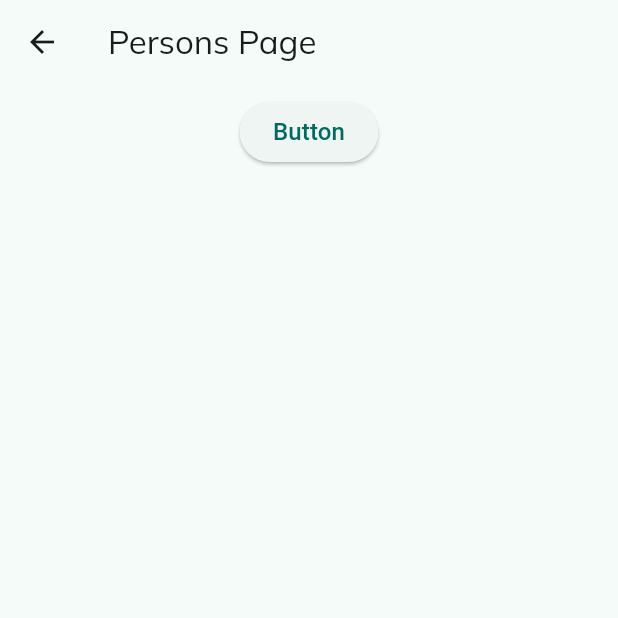
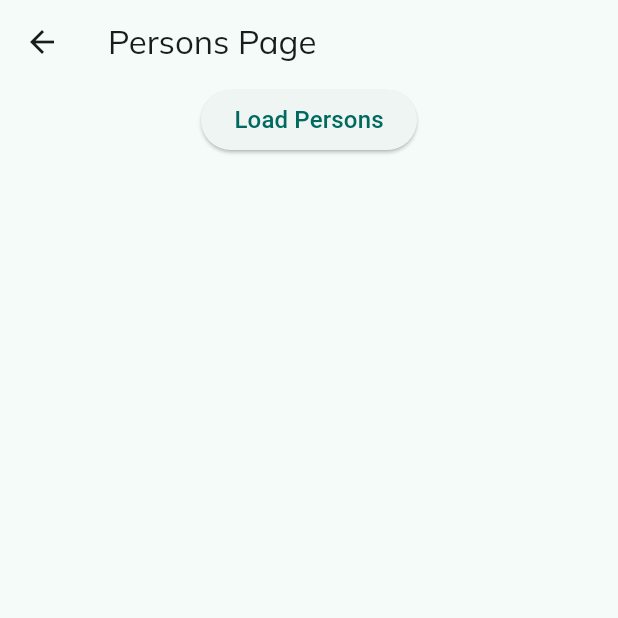
Before and after one commit to wadpas/redux_flutter_state, a Flutter app: the PersonsPage screen opened by its route, on a phone screen of 412 x 824 dp, the top half of it. Run offline on Flutter 3.47's test engine with Material 2 defaults, Android fonts, the phone set to English and light mode, and no system bars; our stand-ins replace flutter_hooks, flutter_redux, google_fonts, redux.

```diff
--- a/lib/pages/persons.dart
+++ b/lib/pages/persons.dart
@@ -1,9 +1,10 @@
 import 'dart:convert';
 import 'dart:io';
 import 'package:flutter/material.dart';
+import 'package:flutter_redux/flutter_redux.dart';
 import 'package:redux/redux.dart';
 
-const apiUrl = 'http://127.0.0.1:5500/api/people.json';
+const apiUrl = 'http://10.0.2.2:5500/api/people.json';
 
 @immutable
 class Person {
@@ -113,22 +114,62 @@ class PersonsPage extends StatelessWidget {
 
   @override
   Widget build(BuildContext context) {
+    final store = Store(
+      reducer,
+      initialState: const State.empty(),
+      middleware: [loadPeopleMiddleware],
+    );
     return Scaffold(
         appBar: AppBar(
           title: const Text('Persons Page'),
         ),
-      body: Row(
-        mainAxisAlignment: MainAxisAlignment.center,
+        body: StoreProvider(
+          store: store,
+          child: SizedBox(
+            width: double.infinity,
+            child: Column(
               children: [
-          Container(
-            margin: const EdgeInsets.all(8),
-            child: ElevatedButton(
-              onPressed: () {},
-              child: const Text('Button'),
+                ElevatedButton(
+                  onPressed: () {
+                    store.dispatch(const LoadPeopleAction());
+                  },
+                  child: const Text('Load Persons'),
                 ),
+                StoreConnector<State, bool>(
+                  converter: (store) => store.state.isLoading,
+                  builder: (context, isLoading) {
+                    if (isLoading) {
+                      return const Center(
+                        child: CircularProgressIndicator(),
+                      );
+                    } else {
+                      return const SizedBox();
+                    }
+                  },
+                ),
+                StoreConnector<State, Iterable<Person>?>(
+                  converter: (store) => store.state.fetchedPersons,
+                  builder: (context, persons) {
+                    if (persons == null) {
+                      return const SizedBox();
+                    } else {
+                      return Expanded(
+                        child: ListView.builder(
+                            itemCount: persons.length,
+                            itemBuilder: (context, index) {
+                              final person = persons.elementAt(index);
+                              return ListTile(
+                                title: Text(person.name),
+                                subtitle: Text('${person.age} years old'),
+                              );
+                            }),
+                      );
+                    }
+                  },
                 )
               ],
             ),
-    );
+          ),
+        ));
   }
 }
```
Lines whose indentation alone changed are shown as unchanged.
